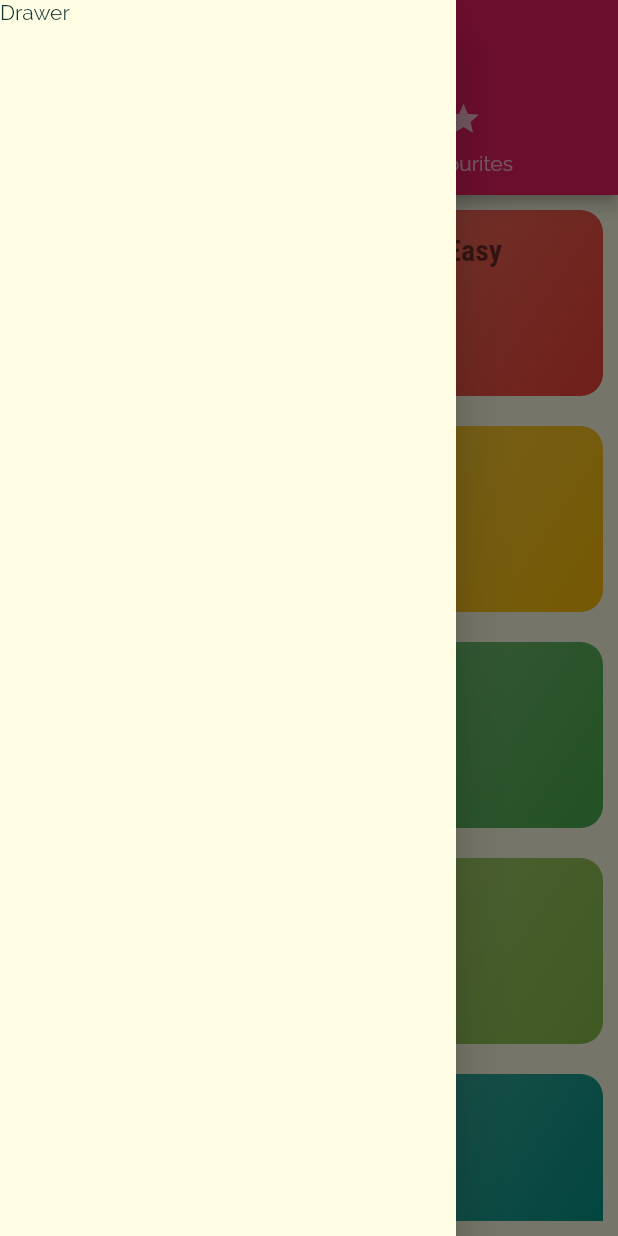
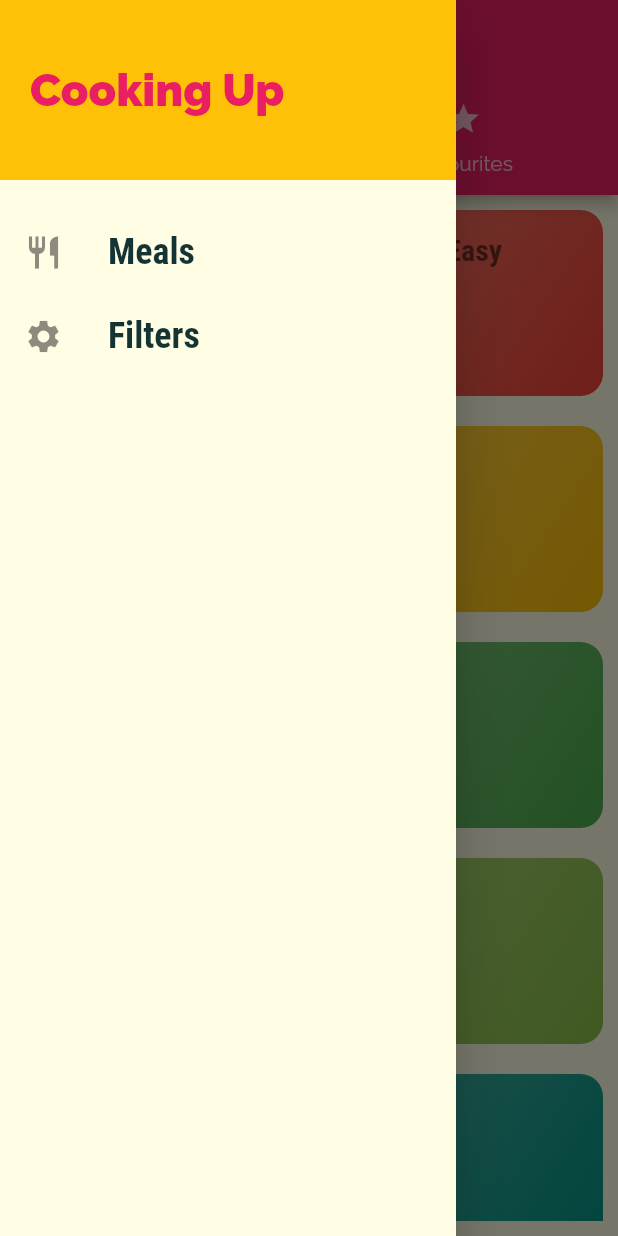
Before and after one commit to ratnamyadav/flutterReceipe, a Flutter app: the screen it shows after launch, with the side drawer open, on a phone screen of 412 x 824 dp. Run offline on Flutter 3.47's test engine with Material 2 defaults, Android fonts, the phone set to English and light mode, and no system bars.

Commit message:
sending data on back

```diff
--- a/lib/main.dart
+++ b/lib/main.dart
@@ -3,6 +3,7 @@ import 'dart:ui';
 
 import 'package:flutter/foundation.dart';
 import 'package:flutter/material.dart';
+import './screens/filters_screen.dart';
 import './screens/tabs_screen.dart';
 import './screens/category_meals_screen.dart';
 import './screens/meal_detail_screen.dart';
@@ -47,7 +48,8 @@ class MyApp extends StatelessWidget {
       routes: {
         '/': (ctx) => TabsScreen(),
         CategoryMealsScreen.routeName: (ctx) => CategoryMealsScreen(),
-        MealDetailScreen.routeName: (ctx) => MealDetailScreen()
+        MealDetailScreen.routeName: (ctx) => MealDetailScreen(),
+        FiltersScreen.routeName: (ctx) => FiltersScreen(),
       },
       onUnknownRoute: (settings) {
 
--- /dev/null
+++ b/lib/screens/filters_screen.dart
@@ -0,0 +1,20 @@
+import 'package:flutter/material.dart';
+import '../widgets/main_drawer.dart';
+
+class FiltersScreen extends StatelessWidget {
+  static const routeName = '/filters';
+
+  @override
+  Widget build(BuildContext context) {
+    return Scaffold(
+      appBar: AppBar(title: Text('My Filters'),),
+      drawer: MainDrawer(),
+      body: Center(
+        child: Text(
+          'Filters'
+        ),
+      ),
+    );
+  }
+
+}
--- a/lib/screens/meal_detail_screen.dart
+++ b/lib/screens/meal_detail_screen.dart
@@ -68,6 +68,14 @@ class MealDetailScreen extends StatelessWidget {
           ],
         ),
       ),
+      floatingActionButton: FloatingActionButton(
+        child: Icon(
+          Icons.delete
+        ),
+        onPressed: () {
+          Navigator.of(context).pop(selectedMeal.id);
+        },
+      ),
     );
   }
 
--- a/lib/screens/tabs_screen.dart
+++ b/lib/screens/tabs_screen.dart
@@ -34,9 +34,7 @@ class _TabsScreenState extends State<TabsScreen> {
             ],
           ),
         ),
-        drawer: Drawer(
-          child: MainDrawer(),
-        ),
+        drawer: MainDrawer(),
         body: TabBarView(
           children: <Widget>[
             CategoriesScreen(),
--- a/lib/widgets/main_drawer.dart
+++ b/lib/widgets/main_drawer.dart
@@ -1,9 +1,62 @@
 import 'package:flutter/material.dart';
+import '../screens/filters_screen.dart';
 
 class MainDrawer extends StatelessWidget {
+  Widget buildListTile(String title, IconData icon, Function tapHandler) {
+    return ListTile(
+      onTap: tapHandler,
+      leading: Icon(
+        icon,
+        size: 26,
+      ),
+      title: Text(
+        title,
+        style: TextStyle(
+            fontFamily: 'RobotoCondensed',
+            fontSize: 24,
+            fontWeight: FontWeight.bold),
+      ),
+    );
+  }
+
   @override
   Widget build(BuildContext context) {
-    return Text('Drawer');
+    return Drawer(
+      child: Column(
+        children: <Widget>[
+          Container(
+            height: 120,
+            width: double.infinity,
+            padding: EdgeInsets.all(20),
+            alignment: Alignment.centerLeft,
+            color: Theme.of(context).accentColor,
+            child: Text(
+              'Cooking Up',
+              style: TextStyle(
+                fontWeight: FontWeight.w900,
+                fontSize: 30,
+                color: Theme.of(context).primaryColor
+              ),
+            ),
+          ),
+          SizedBox(height: 20,),
+          buildListTile(
+              'Meals',
+              Icons.restaurant,
+              () {
+                Navigator.of(context).pushReplacementNamed('/');
+              }
+          ),
+          buildListTile(
+              'Filters',
+              Icons.settings,
+              () {
+                Navigator.of(context).pushReplacementNamed(FiltersScreen.routeName);
+              }
+          ),
+        ],
+      ),
+    );
   }
 
 }
--- a/lib/widgets/meal_item.dart
+++ b/lib/widgets/meal_item.dart
@@ -39,7 +39,9 @@ class MealItem extends StatelessWidget {
       arguments: {
         'meal': meal
       }
-    );
+    ).then((result) {
+      print(result);
+    });
   }
 
   @override
```
